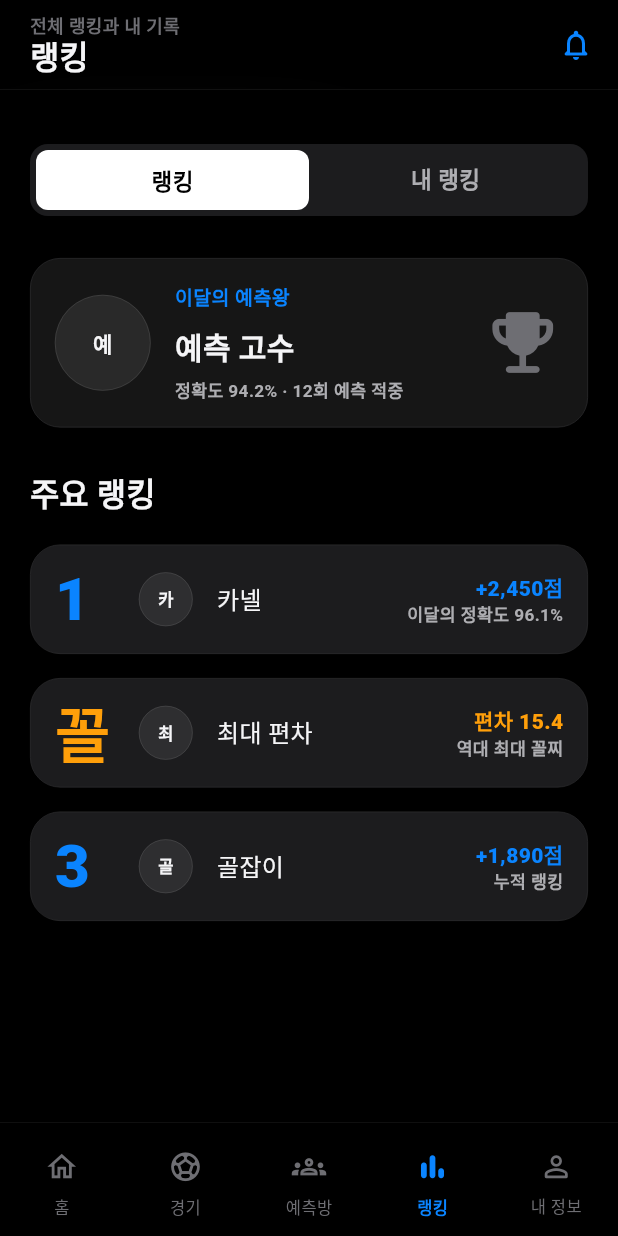
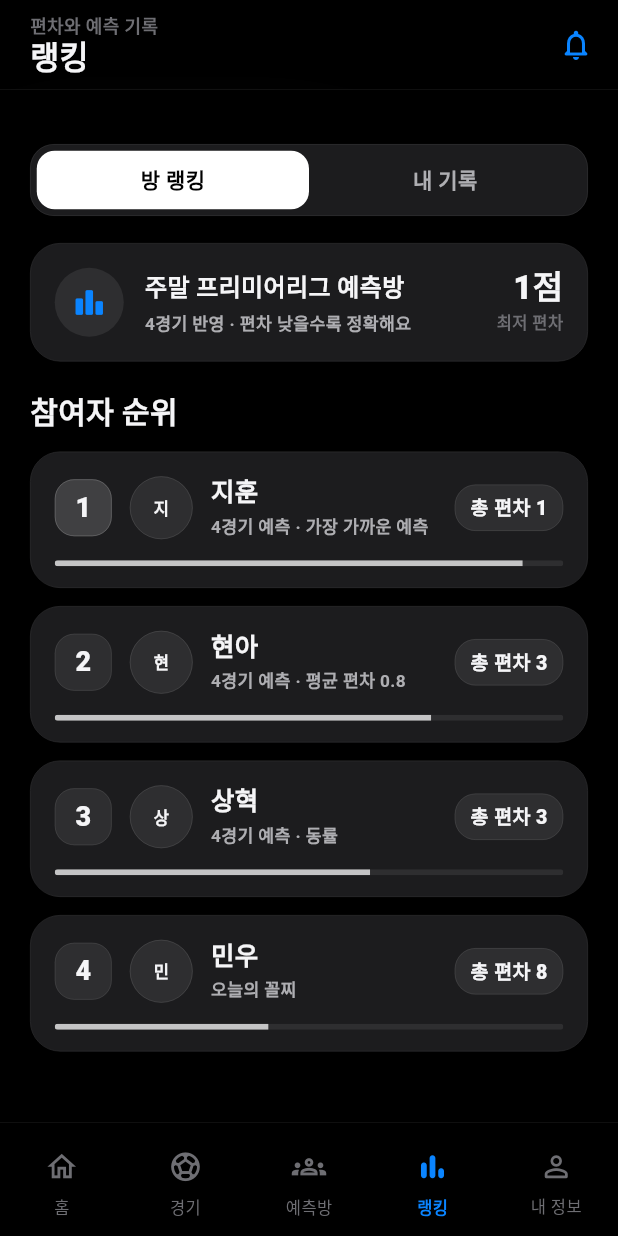
Before and after one commit to Scoee-Team/Scoee-Frontend, a Flutter app: the screen it shows after launch, item 4 of the bottom bar chosen, on a phone screen of 412 x 824 dp. Run offline on Flutter 3.47's test engine with Material 3 defaults, Android fonts, the phone set to English and light mode, and no system bars; our stand-ins replace dio, flutter_riverpod, go_router, google_fonts.

Commit message:
fix: 예측방 위젯 디자인 수정 #1

```diff
--- a/lib/features/prediction_rooms/presentation/screen/room_list_screen.dart
+++ b/lib/features/prediction_rooms/presentation/screen/room_list_screen.dart
@@ -218,8 +218,6 @@ class _RoomListTile extends StatelessWidget {
           children: [
             Row(
               children: [
-                TeamMark(label: room.type == '단일 경기' ? '1' : 'M', size: 40),
-                const SizedBox(width: 12),
                 Expanded(
                   child: Column(
                     crossAxisAlignment: CrossAxisAlignment.start,
--- a/lib/features/rankings/presentation/screen/ranking_screen.dart
+++ b/lib/features/rankings/presentation/screen/ranking_screen.dart
@@ -10,7 +10,45 @@ class RankingScreen extends StatefulWidget {
 }
 
 class _RankingScreenState extends State<RankingScreen> {
-  var _tab = _RankingTab.ranking;
+  var _tab = _RankingTab.room;
+
+  static const _roomRows = [
+    _RankingItem(
+      rank: 1,
+      name: '지훈',
+      headline: '총 편차 1',
+      meta: '4경기 예측 · 가장 가까운 예측',
+      marker: '지',
+    ),
+    _RankingItem(
+      rank: 2,
+      name: '현아',
+      headline: '총 편차 3',
+      meta: '4경기 예측 · 평균 편차 0.8',
+      marker: '현',
+    ),
+    _RankingItem(
+      rank: 3,
+      name: '상혁',
+      headline: '총 편차 3',
+      meta: '4경기 예측 · 동률',
+      marker: '상',
+    ),
+    _RankingItem(
+      rank: 4,
+      name: '민우',
+      headline: '총 편차 8',
+      meta: '오늘의 꼴찌',
+      marker: '민',
+    ),
+  ];
+
+  static const _myRows = [
+    _MetricItem(label: '참여 중인 예측방', value: '2'),
+    _MetricItem(label: '평균 편차', value: '2.4'),
+    _MetricItem(label: '가장 가까운 예측', value: '7회'),
+    _MetricItem(label: '이번 달 꼴찌', value: '1회'),
+  ];
 
   @override
   Widget build(BuildContext context) {
@@ -21,20 +59,20 @@ class _RankingScreenState extends State<RankingScreen> {
           AppScrollView(
             topPadding: 96,
             children: [
-              _SegmentedHeader(
+              _RankingFilterBar(
                 selected: _tab,
                 onChanged: (tab) => setState(() => _tab = tab),
               ),
-              const SizedBox(height: 28),
-              if (_tab == _RankingTab.ranking)
-                const _RankingPanel()
+              const SizedBox(height: 18),
+              if (_tab == _RankingTab.room)
+                const _RoomRankingPanel(rows: _roomRows)
               else
-                const _MyRankingPanel(),
+                const _MyRankingPanel(metrics: _myRows),
             ],
           ),
           const FigmaTopBar(
             title: '랭킹',
-            subtitle: '전체 랭킹과 내 기록',
+            subtitle: '편차와 예측 기록',
             centerTitle: false,
           ),
         ],
@@ -43,10 +81,8 @@ class _RankingScreenState extends State<RankingScreen> {
   }
 }
 
-enum _RankingTab { ranking, my }
-
-class _SegmentedHeader extends StatelessWidget {
-  const _SegmentedHeader({required this.selected, required this.onChanged});
+class _RankingFilterBar extends StatelessWidget {
+  const _RankingFilterBar({required this.selected, required this.onChanged});
 
   final _RankingTab selected;
   final ValueChanged<_RankingTab> onChanged;
@@ -58,22 +94,26 @@ class _SegmentedHeader extends StatelessWidget {
       padding: const EdgeInsets.all(4),
       decoration: BoxDecoration(
         color: FigmaColors.cardAlt,
-        borderRadius: BorderRadius.circular(12),
+        borderRadius: BorderRadius.circular(16),
+        border: Border.all(
+          color: Colors.white.withValues(alpha: 0.08),
+          width: 0.5,
+        ),
       ),
       child: Row(
         children: [
           Expanded(
-            child: _Segment(
-              label: '랭킹',
-              active: selected == _RankingTab.ranking,
-              onTap: () => onChanged(_RankingTab.ranking),
+            child: _FilterSegment(
+              label: '방 랭킹',
+              active: selected == _RankingTab.room,
+              onTap: () => onChanged(_RankingTab.room),
             ),
           ),
           Expanded(
-            child: _Segment(
-              label: '내 랭킹',
-              active: selected == _RankingTab.my,
-              onTap: () => onChanged(_RankingTab.my),
+            child: _FilterSegment(
+              label: '내 기록',
+              active: selected == _RankingTab.mine,
+              onTap: () => onChanged(_RankingTab.mine),
             ),
           ),
         ],
@@ -82,8 +122,8 @@ class _SegmentedHeader extends StatelessWidget {
   }
 }
 
-class _Segment extends StatelessWidget {
-  const _Segment({
+class _FilterSegment extends StatelessWidget {
+  const _FilterSegment({
     required this.label,
     required this.active,
     required this.onTap,
@@ -97,20 +137,20 @@ class _Segment extends StatelessWidget {
   Widget build(BuildContext context) {
     return InkWell(
       onTap: onTap,
-      borderRadius: BorderRadius.circular(8),
-      child: Container(
+      borderRadius: BorderRadius.circular(12),
+      child: AnimatedContainer(
+        duration: const Duration(milliseconds: 160),
         alignment: Alignment.center,
         decoration: BoxDecoration(
           color: active ? Colors.white : Colors.transparent,
-          borderRadius: BorderRadius.circular(8),
+          borderRadius: BorderRadius.circular(12),
         ),
         child: Text(
           label,
           style: TextStyle(
             color: active ? Colors.black : FigmaColors.muted,
-            fontSize: 15,
-            fontWeight: FontWeight.w900,
-            letterSpacing: 0.25,
+            fontSize: 14,
+            fontWeight: FontWeight.w800,
           ),
         ),
       ),
@@ -118,204 +158,162 @@ class _Segment extends StatelessWidget {
   }
 }
 
-class _RankingPanel extends StatelessWidget {
-  const _RankingPanel();
+class _RoomRankingPanel extends StatelessWidget {
+  const _RoomRankingPanel({required this.rows});
+
+  final List<_RankingItem> rows;
 
   @override
   Widget build(BuildContext context) {
     return Column(
-      children: const [
-        _ProfileSummary(
-          eyebrow: '이달의 예측왕',
-          title: '예측 고수',
-          meta: '정확도 94.2% · 12회 예측 적중',
+      children: [
+        const _SummaryCard(
+          title: '주말 프리미어리그 예측방',
+          meta: '4경기 반영 · 편차 낮을수록 정확해요',
+          value: '1점',
+          valueLabel: '최저 편차',
+          icon: Icons.leaderboard_rounded,
         ),
-        SizedBox(height: 28),
-        Align(
+        const SizedBox(height: 18),
+        const Align(
           alignment: Alignment.centerLeft,
           child: Text(
-            '주요 랭킹',
+            '참여자 순위',
             style: TextStyle(
               color: FigmaColors.text,
-              fontSize: 21,
-              fontWeight: FontWeight.w700,
+              fontSize: 20,
+              fontWeight: FontWeight.w800,
             ),
           ),
         ),
-        SizedBox(height: 18),
-        _RankingRow(
-          rank: '1',
-          name: '카넬',
-          points: '+2,450점',
-          meta: '이달의 정확도 96.1%',
-        ),
-        SizedBox(height: 16),
-        _RankingRow(
-          rank: '꼴',
-          name: '최대 편차',
-          points: '편차 15.4',
-          meta: '역대 최대 꼴찌',
-          danger: true,
-        ),
-        SizedBox(height: 16),
-        _RankingRow(rank: '3', name: '골잡이', points: '+1,890점', meta: '누적 랭킹'),
+        const SizedBox(height: 12),
+        for (final item in rows) ...[
+          _RankingTile(item: item),
+          const SizedBox(height: 12),
+        ],
       ],
     );
   }
 }
 
 class _MyRankingPanel extends StatelessWidget {
-  const _MyRankingPanel();
+  const _MyRankingPanel({required this.metrics});
+
+  final List<_MetricItem> metrics;
 
   @override
   Widget build(BuildContext context) {
     return Column(
-      children: const [
-        _ProfileSummary(
-          eyebrow: '내 랭킹',
+      children: [
+        const _SummaryCard(
           title: '민우',
           meta: '전체 12위 · 이번 달 4위',
-          trophy: Icons.person_pin_rounded,
+          value: '2.4',
+          valueLabel: '평균 편차',
+          icon: Icons.person_pin_rounded,
         ),
-        SizedBox(height: 18),
+        const SizedBox(height: 18),
         FigmaCard(
+          color: FigmaColors.cardAlt,
+          padding: const EdgeInsets.all(16),
           child: Column(
-            crossAxisAlignment: CrossAxisAlignment.start,
             children: [
-              SmallMeta('내 예측 지표'),
-              SizedBox(height: 16),
-              _MetricRow(label: '참여 중인 예측방', value: '2'),
-              _MetricRow(label: '평균 편차', value: '2.4'),
-              _MetricRow(label: '정확도', value: '84.8%'),
-              _MetricRow(label: '이번 달 꼴찌', value: '1회'),
+              for (var i = 0; i < metrics.length; i++) ...[
+                _MetricRow(item: metrics[i]),
+                if (i != metrics.length - 1)
+                  const Divider(height: 22, color: FigmaColors.border),
+              ],
             ],
           ),
         ),
-        SizedBox(height: 18),
-        _RankingRow(rank: '12', name: '민우', points: '+980점', meta: '상위 18%'),
+        const SizedBox(height: 18),
+        const _RankingTile(
+          item: _RankingItem(
+            rank: 12,
+            name: '민우',
+            headline: '평균 편차 2.4',
+            meta: '상위 18% · 최근 10경기 기준',
+            marker: '민',
+          ),
+        ),
       ],
     );
   }
 }
 
-class _ProfileSummary extends StatelessWidget {
-  const _ProfileSummary({
-    required this.eyebrow,
+class _SummaryCard extends StatelessWidget {
+  const _SummaryCard({
     required this.title,
     required this.meta,
-    this.trophy = Icons.emoji_events_rounded,
+    required this.value,
+    required this.valueLabel,
+    required this.icon,
   });
 
-  final String eyebrow;
   final String title;
   final String meta;
-  final IconData trophy;
+  final String value;
+  final String valueLabel;
+  final IconData icon;
 
   @override
   Widget build(BuildContext context) {
     return FigmaCard(
+      color: FigmaColors.cardAlt,
+      padding: const EdgeInsets.all(16),
       child: Row(
         children: [
-          const TeamMark(label: '예', size: 64, color: FigmaColors.blue),
-          const SizedBox(width: 16),
+          Container(
+            width: 46,
+            height: 46,
+            decoration: BoxDecoration(
+              color: Colors.white.withValues(alpha: 0.08),
+              shape: BoxShape.circle,
+            ),
+            child: Icon(icon, color: FigmaColors.blue, size: 22),
+          ),
+          const SizedBox(width: 14),
           Expanded(
             child: Column(
               crossAxisAlignment: CrossAxisAlignment.start,
               children: [
                 Text(
-                  eyebrow,
-                  style: const TextStyle(
-                    color: FigmaColors.blue,
-                    fontSize: 13,
-                    fontWeight: FontWeight.w700,
-                  ),
-                ),
-                const SizedBox(height: 8),
-                Text(
                   title,
+                  maxLines: 1,
+                  overflow: TextOverflow.ellipsis,
                   style: const TextStyle(
                     color: FigmaColors.text,
-                    fontSize: 20,
+                    fontSize: 16,
                     fontWeight: FontWeight.w800,
                   ),
                 ),
-                const SizedBox(height: 6),
+                const SizedBox(height: 5),
                 SmallMeta(meta),
               ],
             ),
           ),
-          Icon(trophy, color: FigmaColors.dim, size: 54),
-        ],
-      ),
-    );
-  }
-}
-
-class _RankingRow extends StatelessWidget {
-  const _RankingRow({
-    required this.rank,
-    required this.name,
-    required this.points,
-    required this.meta,
-    this.danger = false,
-  });
-
-  final String rank;
-  final String name;
-  final String points;
-  final String meta;
-  final bool danger;
-
-  @override
-  Widget build(BuildContext context) {
-    final color = danger ? FigmaColors.pink : FigmaColors.blue;
-    return FigmaCard(
-      color: FigmaColors.cardAlt,
-      child: Row(
-        children: [
-          SizedBox(
-            width: 42,
-            child: Text(
-              rank,
-              style: TextStyle(
-                color: color,
-                fontSize: rank.length > 1 ? 28 : 40,
-                fontWeight: FontWeight.w900,
-                height: 1,
-              ),
-            ),
-          ),
-          const SizedBox(width: 14),
-          TeamMark(
-            label: name.substring(0, 1),
-            size: 36,
-            color: danger ? FigmaColors.pink : FigmaColors.blueSoft,
-          ),
-          const SizedBox(width: 16),
-          Expanded(
-            child: Text(
-              name,
-              maxLines: 1,
-              overflow: TextOverflow.ellipsis,
-              style: const TextStyle(color: FigmaColors.text, fontSize: 16),
-            ),
-          ),
-          const SizedBox(width: 10),
+          const SizedBox(width: 12),
           Column(
             crossAxisAlignment: CrossAxisAlignment.end,
             children: [
               Text(
-                points,
-                textAlign: TextAlign.right,
-                maxLines: 1,
-                overflow: TextOverflow.ellipsis,
-                style: TextStyle(
-                  color: color,
-                  fontSize: 14,
+                value,
+                style: const TextStyle(
+                  color: FigmaColors.text,
+                  fontSize: 22,
                   fontWeight: FontWeight.w900,
+                  height: 1,
                 ),
               ),
-              SmallMeta(meta),
+              const SizedBox(height: 4),
+              Text(
+                valueLabel,
+                style: const TextStyle(
+                  color: FigmaColors.dim,
+                  fontSize: 11,
+                  fontWeight: FontWeight.w700,
+                ),
+              ),
             ],
           ),
         ],
@@ -324,30 +322,66 @@ class _RankingRow extends StatelessWidget {
   }
 }
 
-class _MetricRow extends StatelessWidget {
-  const _MetricRow({required this.label, required this.value});
+class _RankingTile extends StatelessWidget {
+  const _RankingTile({required this.item});
 
-  final String label;
-  final String value;
+  final _RankingItem item;
 
   @override
   Widget build(BuildContext context) {
-    return Padding(
-      padding: const EdgeInsets.symmetric(vertical: 10),
-      child: Row(
+    final progress = switch (item.rank) {
+      1 => 0.92,
+      2 => 0.74,
+      3 => 0.62,
+      _ => 0.42,
+    };
+
+    return FigmaCard(
+      color: FigmaColors.cardAlt,
+      padding: const EdgeInsets.fromLTRB(16, 16, 16, 14),
+      borderColor: FigmaColors.border,
+      child: Column(
         children: [
-          Expanded(
-            child: Text(
-              label,
-              style: const TextStyle(color: FigmaColors.muted),
-            ),
+          Row(
+            children: [
+              _RankBadge(rank: item.rank),
+              const SizedBox(width: 12),
+              TeamMark(label: item.marker, size: 42),
+              const SizedBox(width: 12),
+              Expanded(
+                child: Column(
+                  crossAxisAlignment: CrossAxisAlignment.start,
+                  children: [
+                    Text(
+                      item.name,
+                      maxLines: 1,
+                      overflow: TextOverflow.ellipsis,
+                      style: const TextStyle(
+                        color: FigmaColors.text,
+                        fontSize: 17,
+                        fontWeight: FontWeight.w900,
+                        height: 1.1,
+                      ),
+                    ),
+                    const SizedBox(height: 6),
+                    SmallMeta(item.meta),
+                  ],
+                ),
+              ),
+              const SizedBox(width: 12),
+              _DeviationBadge(text: item.headline),
+            ],
           ),
-          Text(
-            value,
-            style: const TextStyle(
-              color: FigmaColors.text,
-              fontSize: 18,
-              fontWeight: FontWeight.w800,
+          const SizedBox(height: 14),
+          ClipRRect(
+            borderRadius: BorderRadius.circular(999),
+            child: LinearProgressIndicator(
+              value: progress,
+              minHeight: 4,
+              backgroundColor: Colors.white.withValues(alpha: 0.08),
+              valueColor: AlwaysStoppedAnimation(
+                Colors.white.withValues(alpha: 0.72),
+              ),
             ),
           ),
         ],
@@ -355,3 +389,128 @@ class _MetricRow extends StatelessWidget {
     );
   }
 }
+
+class _RankBadge extends StatelessWidget {
+  const _RankBadge({required this.rank});
+
+  final int rank;
+
+  @override
+  Widget build(BuildContext context) {
+    return Container(
+      width: 38,
+      height: 38,
+      alignment: Alignment.center,
+      decoration: BoxDecoration(
+        color: Colors.white.withValues(alpha: rank == 1 ? 0.16 : 0.08),
+        borderRadius: BorderRadius.circular(13),
+        border: Border.all(
+          color: Colors.white.withValues(alpha: rank == 1 ? 0.22 : 0.10),
+          width: 0.5,
+        ),
+      ),
+      child: Text(
+        '$rank',
+        style: const TextStyle(
+          color: FigmaColors.text,
+          fontSize: 18,
+          fontWeight: FontWeight.w900,
+          height: 1,
+        ),
+      ),
+    );
+  }
+}
+
+class _DeviationBadge extends StatelessWidget {
+  const _DeviationBadge({required this.text});
+
+  final String text;
+
+  @override
+  Widget build(BuildContext context) {
+    return Container(
+      constraints: const BoxConstraints(maxWidth: 86),
+      padding: const EdgeInsets.symmetric(horizontal: 10, vertical: 8),
+      decoration: BoxDecoration(
+        color: Colors.white.withValues(alpha: 0.08),
+        borderRadius: BorderRadius.circular(14),
+        border: Border.all(
+          color: Colors.white.withValues(alpha: 0.10),
+          width: 0.5,
+        ),
+      ),
+      child: FittedBox(
+        fit: BoxFit.scaleDown,
+        child: Text(
+          text,
+          maxLines: 1,
+          textAlign: TextAlign.right,
+          style: const TextStyle(
+            color: FigmaColors.text,
+            fontSize: 13,
+            fontWeight: FontWeight.w900,
+            height: 1,
+          ),
+        ),
+      ),
+    );
+  }
+}
+
+class _MetricRow extends StatelessWidget {
+  const _MetricRow({required this.item});
+
+  final _MetricItem item;
+
+  @override
+  Widget build(BuildContext context) {
+    return Row(
+      children: [
+        Expanded(
+          child: Text(
+            item.label,
+            style: const TextStyle(
+              color: FigmaColors.muted,
+              fontSize: 14,
+              fontWeight: FontWeight.w600,
+            ),
+          ),
+        ),
+        Text(
+          item.value,
+          style: const TextStyle(
+            color: FigmaColors.text,
+            fontSize: 17,
+            fontWeight: FontWeight.w800,
+          ),
+        ),
+      ],
+    );
+  }
+}
+
+class _RankingItem {
+  const _RankingItem({
+    required this.rank,
+    required this.name,
+    required this.headline,
+    required this.meta,
+    required this.marker,
+  });
+
+  final int rank;
+  final String name;
+  final String headline;
+  final String meta;
+  final String marker;
+}
+
+class _MetricItem {
+  const _MetricItem({required this.label, required this.value});
+
+  final String label;
+  final String value;
+}
+
+enum _RankingTab { room, mine }
```
